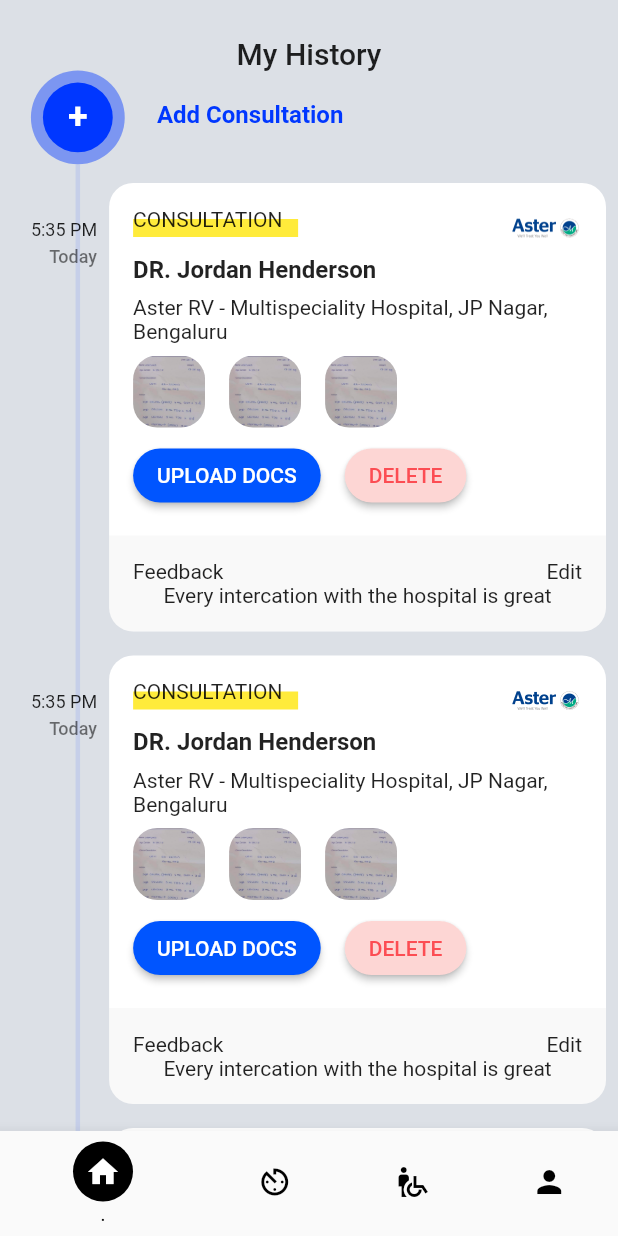
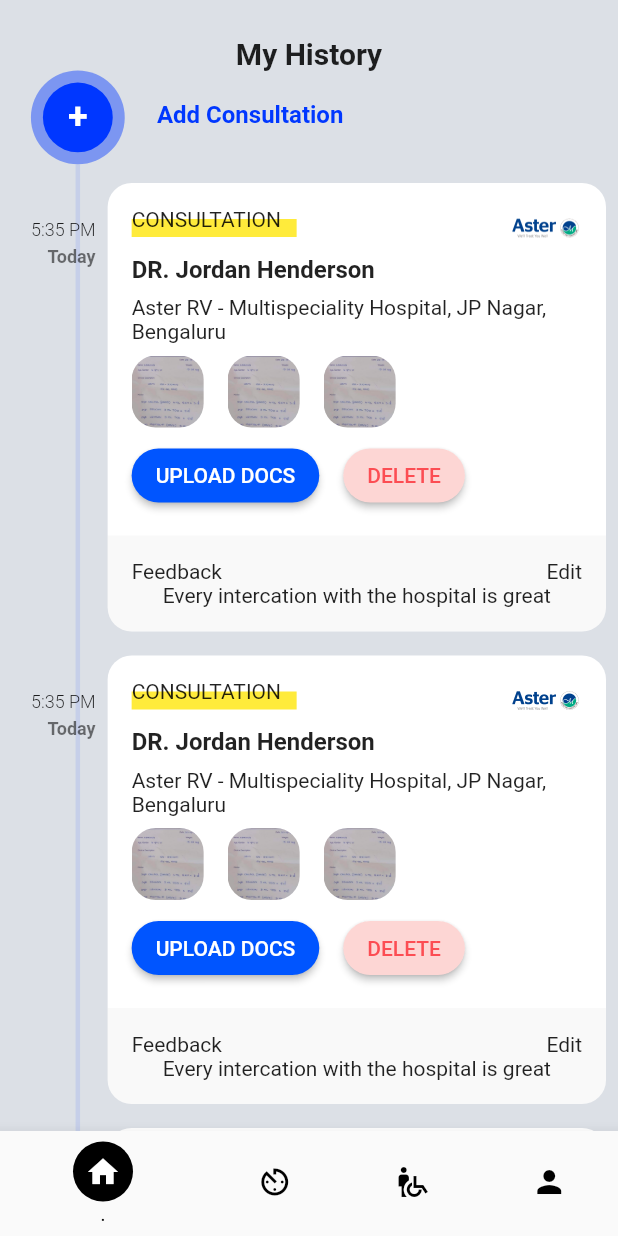
Before and after one commit to viveky259259/medical_history_app, a Flutter app: the screen it shows after launch, on a phone screen of 412 x 824 dp. Run offline on Flutter 3.47's test engine with Material 2 defaults, Android fonts, the phone set to English and light mode, and no system bars.

```diff
--- a/lib/common/text_styles.dart
+++ b/lib/common/text_styles.dart
@@ -2,9 +2,11 @@ import 'package:flutter/material.dart';
 
 class AppTextStyles {
   static TextStyle mediumTitle =
-      TextStyle(fontWeight: FontWeight.w500, fontSize: 20);
+      const TextStyle(fontWeight: FontWeight.w600, fontSize: 20);
   static TextStyle normalBold =
-      TextStyle(fontWeight: FontWeight.bold, fontSize: 16);
-  static TextStyle smallNormal = TextStyle(fontSize: 12);
-  static TextStyle smallBold = TextStyle(fontSize: 12,fontWeight: FontWeight.w500);
+      const TextStyle(fontWeight: FontWeight.bold, fontSize: 16);
+  static TextStyle smallNormal =
+      const TextStyle(fontSize: 12, fontWeight: FontWeight.w300);
+  static TextStyle smallBold =
+      const TextStyle(fontSize: 12, fontWeight: FontWeight.bold);
 }
```
